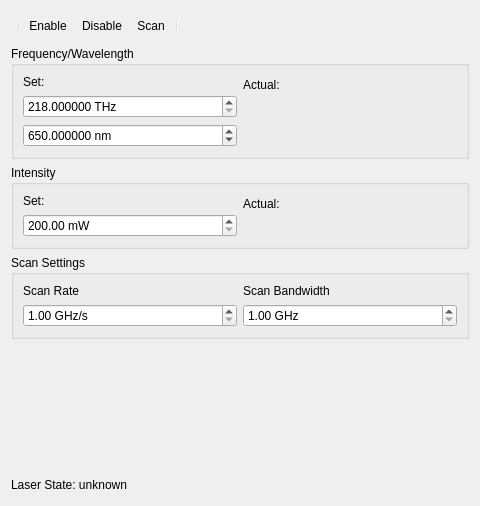
First picture: the form in src/DynExpManager/Modules/LaserControl.ui, repository mariesturm/dynexp, before the edit.
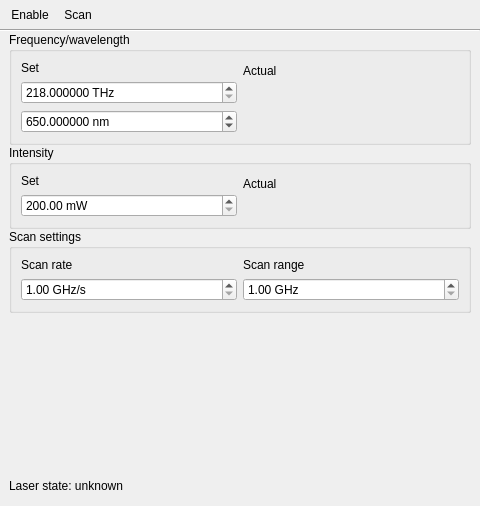
Second picture: the form after the edit. Icons and pictures are not drawn.

Commit message: Layout fixes in UI of LaserScanningSpectroscopy and LaserControl modules.

```diff
--- a/src/DynExpManager/Modules/LaserControl.ui
+++ b/src/DynExpManager/Modules/LaserControl.ui
@@ -17,6 +17,21 @@
    <locale language="English" country="AntiguaAndBarbuda"/>
   </property>
   <layout class="QVBoxLayout" name="verticalLayout">
+   <property name="spacing">
+    <number>0</number>
+   </property>
+   <property name="leftMargin">
+    <number>0</number>
+   </property>
+   <property name="topMargin">
+    <number>0</number>
+   </property>
+   <property name="rightMargin">
+    <number>0</number>
+   </property>
+   <property name="bottomMargin">
+    <number>0</number>
+   </property>
    <item>
     <widget class="QToolBar" name="MainToolBar">
      <property name="windowTitle">
@@ -28,17 +43,32 @@
      <property name="floatable">
       <bool>false</bool>
      </property>
-     <addaction name="separator"/>
      <addaction name="action_Enable"/>
-     <addaction name="action_Disable"/>
-     <addaction name="action_EnableScan"/>
-     <addaction name="separator"/>
+     <addaction name="action_Scan"/>
     </widget>
    </item>
+   <item>
+    <widget class="Line" name="line">
+     <property name="orientation">
+      <enum>Qt::Orientation::Horizontal</enum>
+     </property>
+    </widget>
+   </item>
+   <item>
+    <layout class="QVBoxLayout" name="mainFrame">
+     <property name="leftMargin">
+      <number>9</number>
+     </property>
+     <property name="rightMargin">
+      <number>9</number>
+     </property>
+     <property name="bottomMargin">
+      <number>9</number>
+     </property>
    <item>
     <widget class="QGroupBox" name="GBFrequencyWavelength">
      <property name="title">
-      <string>Frequency/Wavelength</string>
+        <string>Frequency/wavelength</string>
      </property>
      <layout class="QHBoxLayout" name="horizontalLayout">
       <item>
@@ -46,7 +76,7 @@
         <item>
          <widget class="QLabel" name="LSetHeaderFrequency">
           <property name="text">
-           <string>Set:</string>
+             <string>Set</string>
           </property>
           <property name="alignment">
            <set>Qt::AlignmentFlag::AlignLeading|Qt::AlignmentFlag::AlignLeft|Qt::AlignmentFlag::AlignVCenter</set>
@@ -103,7 +133,7 @@
              <UInt>0</UInt>
             </property>
             <property name="text">
-             <string>Actual:</string>
+               <string>Actual</string>
             </property>
             <property name="alignment">
              <set>Qt::AlignmentFlag::AlignLeading|Qt::AlignmentFlag::AlignLeft|Qt::AlignmentFlag::AlignVCenter</set>
@@ -142,7 +172,7 @@
         <item>
          <widget class="QLabel" name="LSetHeaderIntensity">
           <property name="text">
-           <string>Set:</string>
+             <string>Set</string>
           </property>
          </widget>
         </item>
@@ -171,7 +201,7 @@
           <item>
            <widget class="QLabel" name="LActualHeaderIntensity">
             <property name="text">
-             <string>Actual:</string>
+               <string>Actual</string>
             </property>
            </widget>
           </item>
@@ -192,7 +222,7 @@
    <item>
     <widget class="QGroupBox" name="GBScanSetting">
      <property name="title">
-      <string>Scan Settings</string>
+        <string>Scan settings</string>
      </property>
      <layout class="QHBoxLayout" name="horizontalLayout_5">
       <item>
@@ -202,7 +232,7 @@
           <item>
            <widget class="QLabel" name="LScanRate">
             <property name="text">
-             <string>Scan Rate</string>
+               <string>Scan rate</string>
             </property>
            </widget>
           </item>
@@ -232,7 +262,7 @@
           <item>
            <widget class="QLabel" name="LScanRange">
             <property name="text">
-             <string>Scan Bandwidth</string>
+               <string>Scan range</string>
             </property>
            </widget>
           </item>
@@ -276,23 +306,24 @@
     <layout class="QHBoxLayout" name="horizontalLayout_2">
      <item>
       <widget class="QLabel" name="LState">
+         <property name="sizePolicy">
+          <sizepolicy hsizetype="Expanding" vsizetype="Preferred">
+           <horstretch>0</horstretch>
+           <verstretch>0</verstretch>
+          </sizepolicy>
+         </property>
+         <property name="minimumSize">
+          <size>
+           <width>0</width>
+           <height>22</height>
+          </size>
+         </property>
        <property name="text">
-        <string>Laser State: unknown</string>
+          <string>Laser state: unknown</string>
        </property>
       </widget>
      </item>
-     <item>
-      <spacer name="horizontalSpacer">
-       <property name="orientation">
-        <enum>Qt::Orientation::Horizontal</enum>
-       </property>
-       <property name="sizeHint" stdset="0">
-        <size>
-         <width>40</width>
-         <height>20</height>
-        </size>
-       </property>
-      </spacer>
+      </layout>
      </item>
     </layout>
    </item>
@@ -318,25 +349,7 @@
     <bool>true</bool>
    </property>
   </action>
-  <action name="action_Disable">
-   <property name="icon">
-    <iconset resource="../QModules.qrc">
-     <normaloff>:/QModules/icons/Dialog-STOP.svg</normaloff>:/QModules/icons/Dialog-STOP.svg</iconset>
-   </property>
-   <property name="text">
-    <string>Disable</string>
-   </property>
-   <property name="toolTip">
-    <string>&lt;html&gt;&lt;head/&gt;&lt;body&gt;&lt;p&gt;Disables emission&lt;/p&gt;&lt;/body&gt;&lt;/html&gt;</string>
-   </property>
-   <property name="shortcut">
-    <string>Esc</string>
-   </property>
-   <property name="menuRole">
-    <enum>QAction::MenuRole::TextHeuristicRole</enum>
-   </property>
-  </action>
-  <action name="action_EnableScan">
+  <action name="action_Scan">
    <property name="checkable">
     <bool>true</bool>
    </property>
```
Left out of the diff: 12 changed lines with no effect on the pictures. Lines whose indentation alone changed are shown as unchanged. The commit also changes 1 other file.
